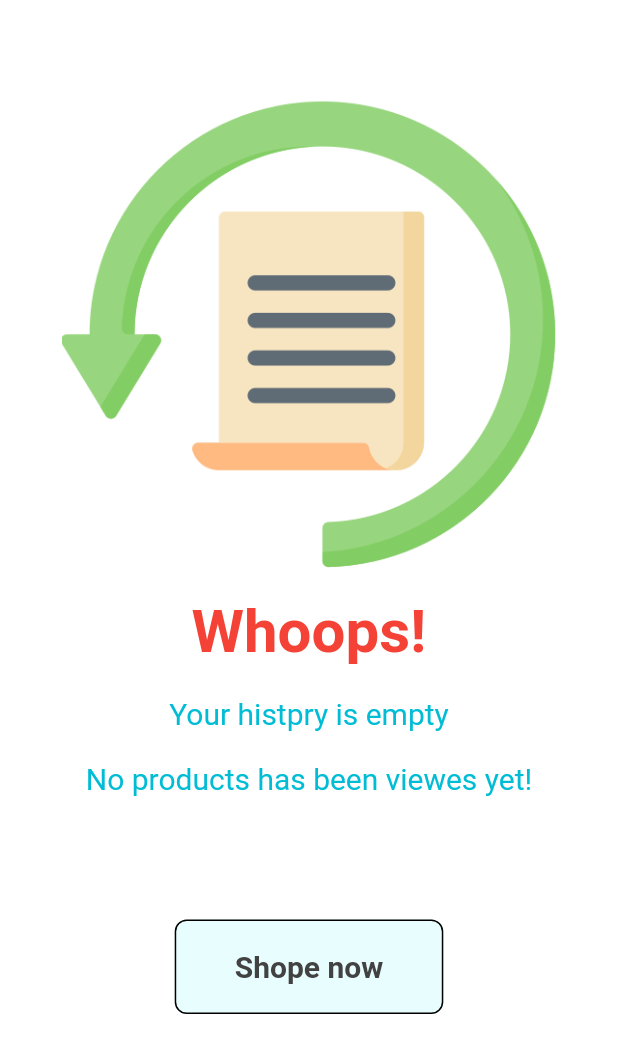
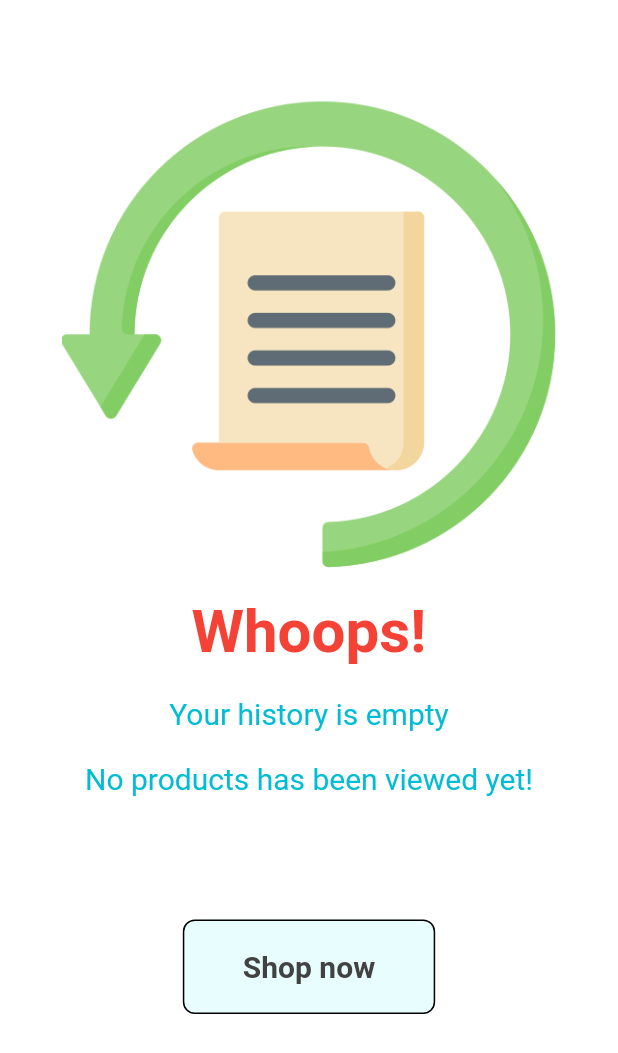
Before and after one commit to Ridhorezi/Desayur, a Flutter app: the screen it shows after launch, item 4 of the bottom bar chosen, after a tap on "Viewed", on a phone screen of 412 x 824 dp. Shown: the top 1053 px of the screen. Run offline on Flutter 3.47's test engine with Material 2 defaults, Android fonts, the phone set to English and light mode, and no system bars; our stand-ins replace badges, card_swiper, fancy_shimmer_image, flutter_iconly, shared_preferences; statements that could not run were skipped.

Commit message:
Finish the history state management

```diff
--- a/lib/main.dart
+++ b/lib/main.dart
@@ -6,6 +6,7 @@ import 'package:desayur/inner_screens/product_details.dart';
 import 'package:desayur/provider/dark_theme_provider.dart';
 import 'package:desayur/providers/cart_provider.dart';
 import 'package:desayur/providers/products_provider.dart';
+import 'package:desayur/providers/viewed_provider.dart';
 import 'package:desayur/providers/wishlist_provider.dart';
 
 import 'package:desayur/screens/auth/forget_pass.dart';
@@ -62,6 +63,9 @@ class _MyAppState extends State<MyApp> {
         ChangeNotifierProvider(
           create: (_) => WishlistProvider(),
         ),
+        ChangeNotifierProvider(
+          create: (_) => ViewedProvider(),
+        ),
       ],
       child: Consumer<DarkThemeProvider>(
         builder: (context, themeProvider, child) {
--- /dev/null
+++ b/lib/models/viewed_model.dart
@@ -0,0 +1,7 @@
+import 'package:flutter/material.dart';
+
+class ViewedModel with ChangeNotifier {
+  final String id, productId;
+
+  ViewedModel({required this.id, required this.productId});
+}
--- /dev/null
+++ b/lib/providers/viewed_provider.dart
@@ -0,0 +1,29 @@
+import 'package:desayur/models/viewed_model.dart';
+import 'package:flutter/material.dart';
+
+class ViewedProvider with ChangeNotifier {
+  // ignore: prefer_final_fields
+  Map<String, ViewedModel> _viewedlistItems = {};
+
+  Map<String, ViewedModel> get getViewedlistItems {
+    return _viewedlistItems;
+  }
+
+  //! add or remove product item wishlist
+  void addProductToHistory({required String productId}) {
+    _viewedlistItems.putIfAbsent(
+      productId,
+      () => ViewedModel(
+        id: DateTime.now().toString(),
+        productId: productId,
+      ),
+    );
+    notifyListeners();
+  }
+
+  //! clear all wishlist
+  void clearHistory() {
+    _viewedlistItems.clear();
+    notifyListeners();
+  }
+}
--- a/lib/screens/viewed_recently/viewed_recently.dart
+++ b/lib/screens/viewed_recently/viewed_recently.dart
@@ -1,3 +1,4 @@
+import 'package:desayur/providers/viewed_provider.dart';
 import 'package:desayur/services/global_methods.dart';
 import 'package:desayur/services/utils.dart';
 import 'package:desayur/widgets/back_widget.dart';
@@ -5,6 +6,7 @@ import 'package:desayur/widgets/empty_screen.dart';
 import 'package:desayur/widgets/text_widget.dart';
 import 'package:flutter/material.dart';
 import 'package:flutter_iconly/flutter_iconly.dart';
+import 'package:provider/provider.dart';
 
 import 'viewed_widget.dart';
 
@@ -21,15 +23,18 @@ class _ViewedRecentlyScreenState extends State<ViewedRecentlyScreen> {
   bool check = true;
   @override
   Widget build(BuildContext context) {
+    final viewedProvider = Provider.of<ViewedProvider>(context);
+
+    final viewedItemsList =
+        viewedProvider.getViewedlistItems.values.toList().reversed.toList();
+
     Color color = Utils(context).color;
-    // ignore: no_leading_underscores_for_local_identifiers
-    bool _isEmpty = true;
 
-    if (_isEmpty == true) {
+    if (viewedItemsList.isEmpty) {
       return const EmptyScreen(
-        title: 'Your histpry is empty',
-        subtitle: 'No products has been viewes yet!',
-        buttonText: 'Shope now',
+        title: 'Your history is empty',
+        subtitle: 'No products has been viewed yet!',
+        buttonText: 'Shop now',
         imagePath: 'assets/images/history.png',
       );
     } else {
@@ -63,11 +68,14 @@ class _ViewedRecentlyScreenState extends State<ViewedRecentlyScreen> {
               Theme.of(context).scaffoldBackgroundColor.withOpacity(0.9),
         ),
         body: ListView.builder(
-          itemCount: 2,
+          itemCount: viewedItemsList.length,
           itemBuilder: (ctx, index) {
-            return const Padding(
-              padding: EdgeInsets.symmetric(horizontal: 2, vertical: 6),
-              child: ViewedRecentlyWidget(),
+            return Padding(
+              padding: const EdgeInsets.symmetric(horizontal: 2, vertical: 6),
+              child: ChangeNotifierProvider.value(
+                value: viewedItemsList[index],
+                child: const ViewedRecentlyWidget(),
+              ),
             );
           },
         ),
```
Also changed, not shown: lib/inner_screens/product_details.dart (+18 -6 lines), lib/screens/viewed_recently/viewed_widget.dart (+38 -8 lines), lib/widgets/on_sale_widget.dart (+8 -6 lines).
